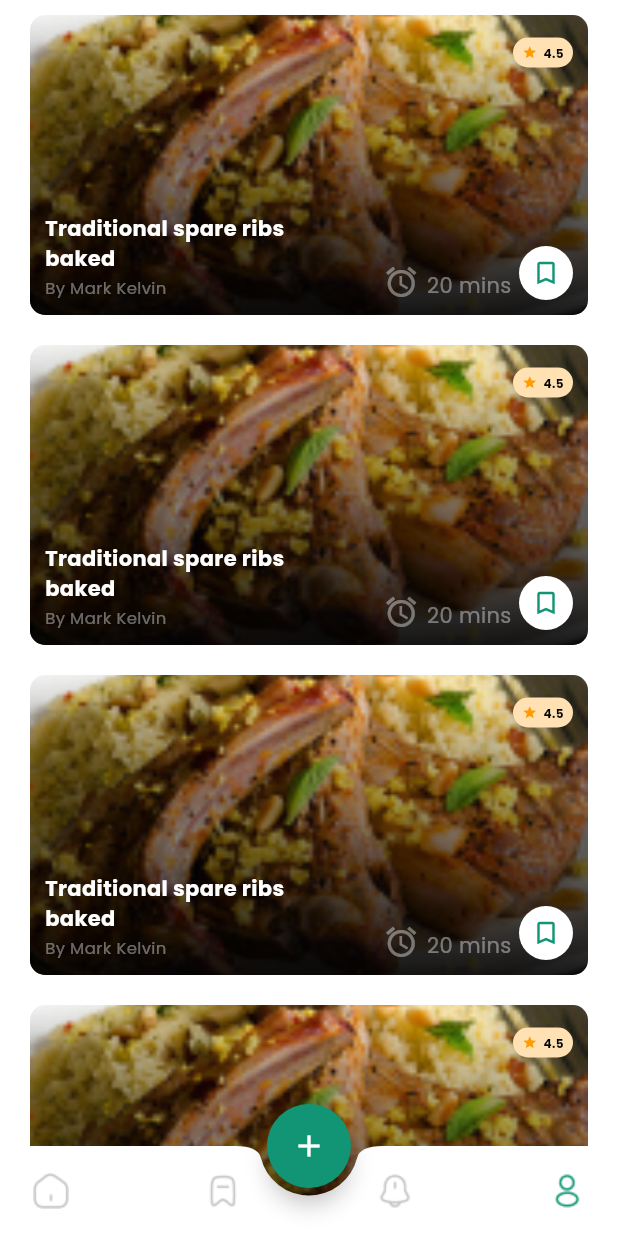
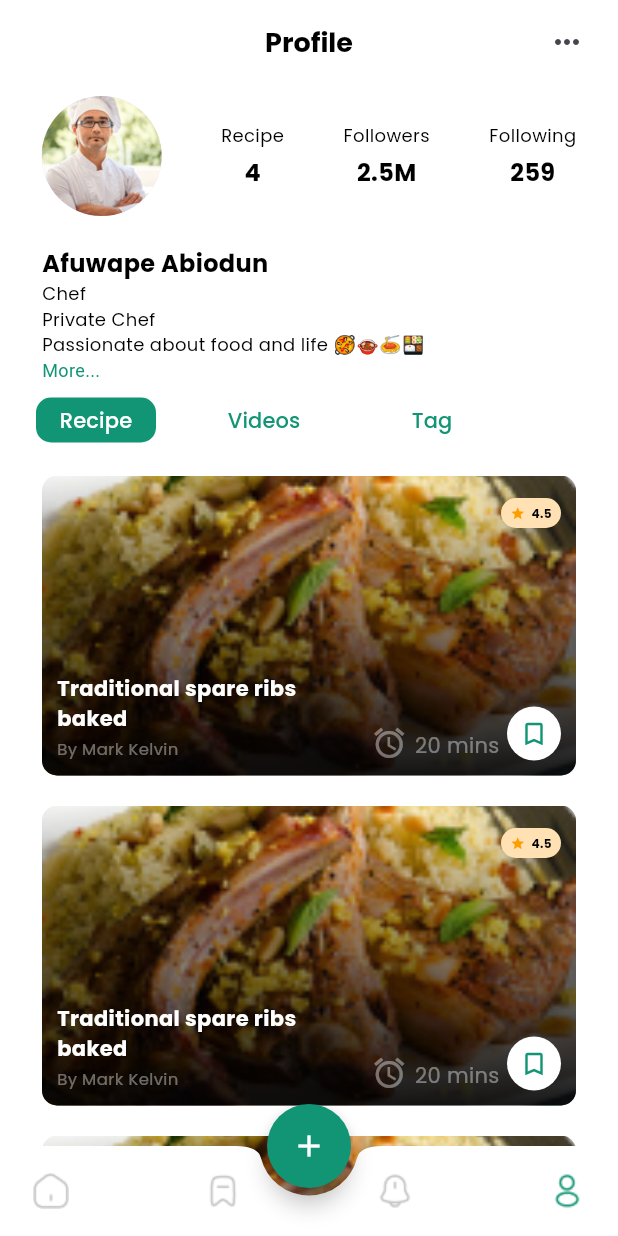
Before and after one commit to KN237/FoodRecipeAppUI, a Flutter app: the HomePage screen opened directly, item 4 of the bottom bar chosen, on a phone screen of 412 x 824 dp. Run offline on Flutter 3.47's test engine with Material 3 defaults, Android fonts, the phone set to English and light mode, and no system bars; our stand-ins replace google_fonts, grouped_list, ionicons.

Commit message:
app ui 80%

```diff
--- a/lib/screens/main/bookmark_page.dart
+++ b/lib/screens/main/bookmark_page.dart
@@ -1,96 +1,11 @@
 import 'package:flutter/material.dart';
-import 'package:recipe_app/configs/theme.dart';
-import 'package:recipe_app/widgets/bookmark_button.dart';
-import 'package:recipe_app/widgets/rating_chip.dart';
-import 'package:recipe_app/widgets/spacer.dart';
+import 'package:recipe_app/widgets/recipe_listview.dart';
 
 class BookmarkPage extends StatelessWidget {
   const BookmarkPage({super.key});
 
   @override
   Widget build(BuildContext context) {
-    return ListView.builder(
-      itemCount: 10,
-      padding: const EdgeInsets.symmetric(horizontal: 20),
-      itemBuilder: (context, index) {
-        return Container(
-          width: MediaQuery.of(context).size.width,
-          height: 200,
-          margin: const EdgeInsets.symmetric(vertical: 10),
-          decoration: BoxDecoration(
-            borderRadius: BorderRadius.circular(10),
-            image: const DecorationImage(
-                image: AssetImage('assets/images/dish.png'), fit: BoxFit.cover),
-          ),
-          child: Stack(
-            fit: StackFit.expand,
-            children: [
-              Container(
-                decoration: BoxDecoration(
-                  borderRadius: BorderRadius.circular(10),
-                  gradient: LinearGradient(colors: [
-                    Colors.transparent,
-                    Colors.black.withOpacity(0.9),
-                  ], begin: Alignment.topCenter, end: Alignment.bottomCenter),
-                ),
-              ),
-              const Positioned(
-                top: 15,
-                right: 10,
-                child: RatingChip(rating: 4.5),
-              ),
-              Positioned(
-                bottom: 28,
-                left: 10,
-                child: SizedBox(
-                  width: 170,
-                  child: Text(
-                    'Traditional spare ribs baked',
-                    softWrap: true,
-                    style: bodyMediumBold.copyWith(color: Colors.white),
-                  ),
-                ),
-              ),
-              Positioned(
-                bottom: 10,
-                left: 10,
-                child: SizedBox(
-                  width: 150,
-                  child: Text(
-                    'By Mark Kelvin',
-                    overflow: TextOverflow.ellipsis,
-                    style: labelLargeRegular.copyWith(
-                      color: Colors.white.withOpacity(0.4),
-                    ),
-                  ),
-                ),
-              ),
-              Positioned(
-                bottom: 10,
-                right: 10,
-                child: Row(
-                  crossAxisAlignment: CrossAxisAlignment.end,
-                  children: [
-                    Icon(
-                      Icons.alarm,
-                      color: Colors.white.withOpacity(0.4),
-                    ),
-                    addHorizontalSpace(05),
-                    Text(
-                      '20 mins',
-                      style: bodyMediumRegular.copyWith(
-                        color: Colors.white.withOpacity(0.4),
-                      ),
-                    ),
-                    addHorizontalSpace(05),
-                    const BookmarkButton(),
-                  ],
-                ),
-              ),
-            ],
-          ),
-        );
-      },
-    );
+    return const RecipeListView();
   }
 }
--- a/lib/screens/main/home_implicit.dart
+++ b/lib/screens/main/home_implicit.dart
@@ -1,5 +1,6 @@
 import 'package:flutter/material.dart';
 import 'package:recipe_app/configs/theme.dart';
+import 'package:recipe_app/screens/main/search_page.dart';
 import 'package:recipe_app/widgets/card_view.dart';
 import 'package:recipe_app/widgets/main_header.dart';
 import 'package:recipe_app/widgets/search_widget.dart';
@@ -42,7 +43,16 @@ class _HomeImplicitState extends State<HomeImplicit>
           children: [
             const MainHeader(),
             addVerticalSpace(30),
-            SearchWidget(textController: textController),
+            SearchWidget(
+              textController: textController,
+              onFilter: () {
+                Navigator.of(context).push(
+                  MaterialPageRoute(
+                    builder: (context) => const SearchPage(),
+                  ),
+                );
+              },
+            ),
             addVerticalSpace(30),
             CustomTabBar(tabController: tabController),
             addVerticalSpace(20),
--- a/lib/screens/main/home_page.dart
+++ b/lib/screens/main/home_page.dart
@@ -4,6 +4,7 @@ import 'package:recipe_app/configs/theme.dart';
 import 'package:recipe_app/screens/main/bookmark_page.dart';
 import 'package:recipe_app/screens/main/home_implicit.dart';
 import 'package:recipe_app/screens/main/notification_page.dart';
+import 'package:recipe_app/screens/main/profile.dart';
 import 'package:recipe_app/screens/main/search_page.dart';
 import 'package:recipe_app/widgets/bottom_navigation_bar.dart';
 
@@ -19,7 +20,7 @@ class _HomePageState extends State<HomePage> {
     HomeImplicit(),
     BookmarkPage(),
     NotificationPage(),
-    BookmarkPage()
+    Profile(),
   ];
   int currentIndex = 0;
 
@@ -29,11 +30,8 @@ class _HomePageState extends State<HomePage> {
     });
   }
 
-  @override
-  Widget build(BuildContext context) {
-    return Scaffold(
-      extendBody: true,
-      appBar: currentIndex == 1
+  AppBar? displayAppBar() {
+    return currentIndex == 1
         ? AppBar(
             automaticallyImplyLeading: false,
             centerTitle: true,
@@ -51,7 +49,32 @@ class _HomePageState extends State<HomePage> {
                   style: titleSmallBold,
                 ),
               )
-              : null,
+            : currentIndex == 3
+                ? AppBar(
+                    automaticallyImplyLeading: false,
+                    centerTitle: true,
+                    title: Text(
+                      'Profile',
+                      style: titleSmallBold,
+                    ),
+                    actions: [
+                      Padding(
+                        padding: const EdgeInsets.only(right: 10),
+                        child: IconButton(
+                          onPressed: () {},
+                          icon: const Icon(Icons.more_horiz),
+                        ),
+                      ),
+                    ],
+                  )
+                : null;
+  }
+
+  @override
+  Widget build(BuildContext context) {
+    return Scaffold(
+      extendBody: true,
+      appBar: displayAppBar(),
       body: screens[currentIndex],
       bottomNavigationBar: CustomBottomNavigationBar(
         onPageChange: (index) {
@@ -59,13 +82,7 @@ class _HomePageState extends State<HomePage> {
         },
       ),
       floatingActionButton: FloatingActionButton(
-        onPressed: () {
-          Navigator.of(context).push(
-            MaterialPageRoute(
-              builder: (context) => const SearchPage(),
-            ),
-          );
-        },
+        onPressed: () {},
         backgroundColor: Constants.primaryColor,
         shape: const CircleBorder(),
         child: const Icon(
--- a/lib/screens/main/notification_page.dart
+++ b/lib/screens/main/notification_page.dart
@@ -37,7 +37,9 @@ class _NotificationPageState extends State<NotificationPage>
         children: [
           NotificationTabBar(tabController: tabController),
           addVerticalSpace(10),
-          Expanded(child: NotificationsTabView(tabController: tabController)),
+          Expanded(
+            child: NotificationsTabView(tabController: tabController),
+          ),
         ],
       ),
     );
--- /dev/null
+++ b/lib/screens/main/profile.dart
@@ -0,0 +1,54 @@
+import 'package:flutter/material.dart';
+import 'package:recipe_app/widgets/profile_information.dart';
+import 'package:recipe_app/widgets/profile_presentation.dart';
+import 'package:recipe_app/widgets/profile_tab_bar.dart';
+import 'package:recipe_app/widgets/profile_tab_view.dart';
+import 'package:recipe_app/widgets/spacer.dart';
+
+class Profile extends StatefulWidget {
+  const Profile({super.key});
+
+  @override
+  State<Profile> createState() => _ProfileState();
+}
+
+class _ProfileState extends State<Profile> with SingleTickerProviderStateMixin {
+  late TabController tabController;
+
+  @override
+  void initState() {
+    tabController = TabController(length: 3, vsync: this);
+    super.initState();
+  }
+
+  @override
+  void dispose() {
+    tabController.dispose();
+    super.dispose();
+  }
+
+  @override
+  Widget build(BuildContext context) {
+    return SizedBox(
+      width: MediaQuery.of(context).size.width,
+      height: double.infinity,
+      child: Padding(
+        padding: const EdgeInsets.all(8),
+        child: Column(
+          crossAxisAlignment: CrossAxisAlignment.start,
+          children: [
+            const ProfilePresentation(),
+            addVerticalSpace(20),
+            const ProfileInformation(),
+            addVerticalSpace(10),
+            ProfileTabBar(tabController: tabController),
+            addVerticalSpace(10),
+            Expanded(
+              child: ProfileTabView(tabController: tabController),
+            ),
+          ],
+        ),
+      ),
+    );
+  }
+}
--- /dev/null
+++ b/lib/widgets/profile_information.dart
@@ -0,0 +1,41 @@
+import 'package:flutter/material.dart';
+import 'package:recipe_app/configs/constants.dart';
+import 'package:recipe_app/configs/theme.dart';
+
+class ProfileInformation extends StatelessWidget {
+  const ProfileInformation({
+    super.key,
+  });
+
+  @override
+  Widget build(BuildContext context) {
+    return Padding(
+      padding: const EdgeInsets.only(left: 20),
+      child: Column(
+        crossAxisAlignment: CrossAxisAlignment.start,
+        children: [
+          Text(
+            'Afuwape Abiodun',
+            style: bodyLargeBold,
+          ),
+          Text(
+            'Chef',
+            style: bodySmallRegular,
+          ),
+          Text.rich(
+            const TextSpan(
+              text: 'Private Chef\nPassionate about food and life 🥘🍲🍝🍱',
+              children: [
+                TextSpan(
+                  text: '\nMore...',
+                  style: TextStyle(color: Constants.primaryColor),
+                ),
+              ],
+            ),
+            style: bodySmallRegular,
+          ),
+        ],
+      ),
+    );
+  }
+}
--- /dev/null
+++ b/lib/widgets/profile_presentation.dart
@@ -0,0 +1,61 @@
+import 'package:flutter/material.dart';
+import 'package:recipe_app/configs/theme.dart';
+import 'package:recipe_app/widgets/spacer.dart';
+
+class ProfilePresentation extends StatelessWidget {
+  const ProfilePresentation({
+    super.key,
+  });
+
+  @override
+  Widget build(BuildContext context) {
+    return Row(
+      mainAxisAlignment: MainAxisAlignment.spaceAround,
+      children: [
+        const CircleAvatar(
+          radius: 40,
+          backgroundImage: AssetImage('assets/images/chef.png'),
+        ),
+        Column(
+          children: [
+            Text(
+              'Recipe',
+              style: bodySmallRegular,
+            ),
+            addVerticalSpace(05),
+            Text(
+              '4',
+              style: bodyLargeBold,
+            ),
+          ],
+        ),
+        Column(
+          children: [
+            Text(
+              'Followers',
+              style: bodySmallRegular,
+            ),
+            addVerticalSpace(05),
+            Text(
+              '2.5M',
+              style: bodyLargeBold,
+            ),
+          ],
+        ),
+        Column(
+          children: [
+            Text(
+              'Following',
+              style: bodySmallRegular,
+            ),
+            addVerticalSpace(05),
+            Text(
+              '259',
+              style: bodyLargeBold,
+            ),
+          ],
+        ),
+      ],
+    );
+  }
+}
--- /dev/null
+++ b/lib/widgets/profile_tab_bar.dart
@@ -0,0 +1,86 @@
+import 'package:flutter/material.dart';
+import 'package:recipe_app/configs/constants.dart';
+
+class ProfileTabBar extends StatefulWidget {
+  const ProfileTabBar({super.key, required this.tabController});
+  final TabController tabController;
+
+  @override
+  State<ProfileTabBar> createState() => _ProfileTabBarState();
+}
+
+class _ProfileTabBarState extends State<ProfileTabBar> {
+  @override
+  Widget build(BuildContext context) {
+    return TabBar(
+      controller: widget.tabController,
+      padding: EdgeInsets.zero,
+      tabAlignment: TabAlignment.center,
+      onTap: (value) {
+        setState(() {});
+      },
+      tabs: [
+        GestureDetector(
+          onTap: () {
+            setState(() {
+              widget.tabController.animateTo(0);
+            });
+          },
+          child: Container(
+            width: 80,
+            height: 30,
+            decoration: BoxDecoration(
+              color: widget.tabController.index == 0
+                  ? Constants.primaryColor
+                  : Colors.transparent,
+              borderRadius: BorderRadius.circular(10),
+            ),
+            child: const Center(
+              child: Text('Recipe'),
+            ),
+          ),
+        ),
+        GestureDetector(
+          onTap: () {
+            setState(() {
+              widget.tabController.animateTo(1);
+            });
+          },
+          child: Container(
+            width: 80,
+            height: 30,
+            decoration: BoxDecoration(
+              color: widget.tabController.index == 1
+                  ? Constants.primaryColor
+                  : Colors.transparent,
+              borderRadius: BorderRadius.circular(10),
+            ),
+            child: const Center(
+              child: Text('Videos'),
+            ),
+          ),
+        ),
+        GestureDetector(
+          onTap: () {
+            setState(() {
+              widget.tabController.animateTo(2);
+            });
+          },
+          child: Container(
+            width: 80,
+            height: 30,
+            decoration: BoxDecoration(
+              color: widget.tabController.index == 2
+                  ? Constants.primaryColor
+                  : Colors.transparent,
+              borderRadius: BorderRadius.circular(10),
+            ),
+            child: const Center(
+              child: Text('Tag'),
+            ),
+          ),
+        ),
+      ],
+    );
+  }
+}
--- /dev/null
+++ b/lib/widgets/profile_tab_view.dart
@@ -0,0 +1,23 @@
+import 'package:flutter/material.dart';
+import 'package:recipe_app/widgets/recipe_listview.dart';
+
+class ProfileTabView extends StatelessWidget {
+  const ProfileTabView({super.key, required this.tabController});
+  final TabController tabController;
+  @override
+  Widget build(BuildContext context) {
+    return TabBarView(
+      controller: tabController,
+      physics: const NeverScrollableScrollPhysics(),
+      children: [
+        const RecipeListView(),
+        Container(
+          color: Colors.black,
+        ),
+        Container(
+          color: Colors.black,
+        ),
+      ],
+    );
+  }
+}
--- /dev/null
+++ b/lib/widgets/recipe_listview.dart
@@ -0,0 +1,98 @@
+import 'package:flutter/material.dart';
+import 'package:recipe_app/configs/theme.dart';
+import 'package:recipe_app/widgets/bookmark_button.dart';
+import 'package:recipe_app/widgets/rating_chip.dart';
+import 'package:recipe_app/widgets/spacer.dart';
+
+class RecipeListView extends StatelessWidget {
+  const RecipeListView({
+    super.key,
+  });
+
+  @override
+  Widget build(BuildContext context) {
+    return ListView.builder(
+      itemCount: 10,
+      padding: const EdgeInsets.symmetric(horizontal: 20),
+      itemBuilder: (context, index) {
+        return Container(
+          width: MediaQuery.of(context).size.width,
+          height: 200,
+          margin: const EdgeInsets.symmetric(vertical: 10),
+          decoration: BoxDecoration(
+            borderRadius: BorderRadius.circular(10),
+            image: const DecorationImage(
+                image: AssetImage('assets/images/dish.png'), fit: BoxFit.cover),
+          ),
+          child: Stack(
+            fit: StackFit.expand,
+            children: [
+              Container(
+                decoration: BoxDecoration(
+                  borderRadius: BorderRadius.circular(10),
+                  gradient: LinearGradient(colors: [
+                    Colors.transparent,
+                    Colors.black.withOpacity(0.9),
+                  ], begin: Alignment.topCenter, end: Alignment.bottomCenter),
+                ),
+              ),
+              const Positioned(
+                top: 15,
+                right: 10,
+                child: RatingChip(rating: 4.5),
+              ),
+              Positioned(
+                bottom: 28,
+                left: 10,
+                child: SizedBox(
+                  width: 170,
+                  child: Text(
+                    'Traditional spare ribs baked',
+                    softWrap: true,
+                    style: bodyMediumBold.copyWith(color: Colors.white),
+                  ),
+                ),
+              ),
+              Positioned(
+                bottom: 10,
+                left: 10,
+                child: SizedBox(
+                  width: 150,
+                  child: Text(
+                    'By Mark Kelvin',
+                    overflow: TextOverflow.ellipsis,
+                    style: labelLargeRegular.copyWith(
+                      color: Colors.white.withOpacity(0.4),
+                    ),
+                  ),
+                ),
+              ),
+              Positioned(
+                bottom: 10,
+                right: 10,
+                child: Row(
+                  crossAxisAlignment: CrossAxisAlignment.end,
+                  children: [
+                    Icon(
+                      Icons.alarm,
+                      color: Colors.white.withOpacity(0.4),
+                    ),
+                    addHorizontalSpace(05),
+                    Text(
+                      '20 mins',
+                      style: bodyMediumRegular.copyWith(
+                        color: Colors.white.withOpacity(0.4),
+                      ),
+                    ),
+                    addHorizontalSpace(05),
+                    const BookmarkButton(),
+                  ],
+                ),
+              ),
+            ],
+          ),
+        );
+      },
+    );
+  }
+}
```
Also changed, not shown: assets/images/1.jpg (added), assets/images/2.jpg (added), assets/images/3.jpg (added), assets/images/4.jpg (added), assets/images/5.jpg (added), assets/images/6.jpg (added), assets/images/chef.png (added). Lines whose indentation alone changed are shown as unchanged.
